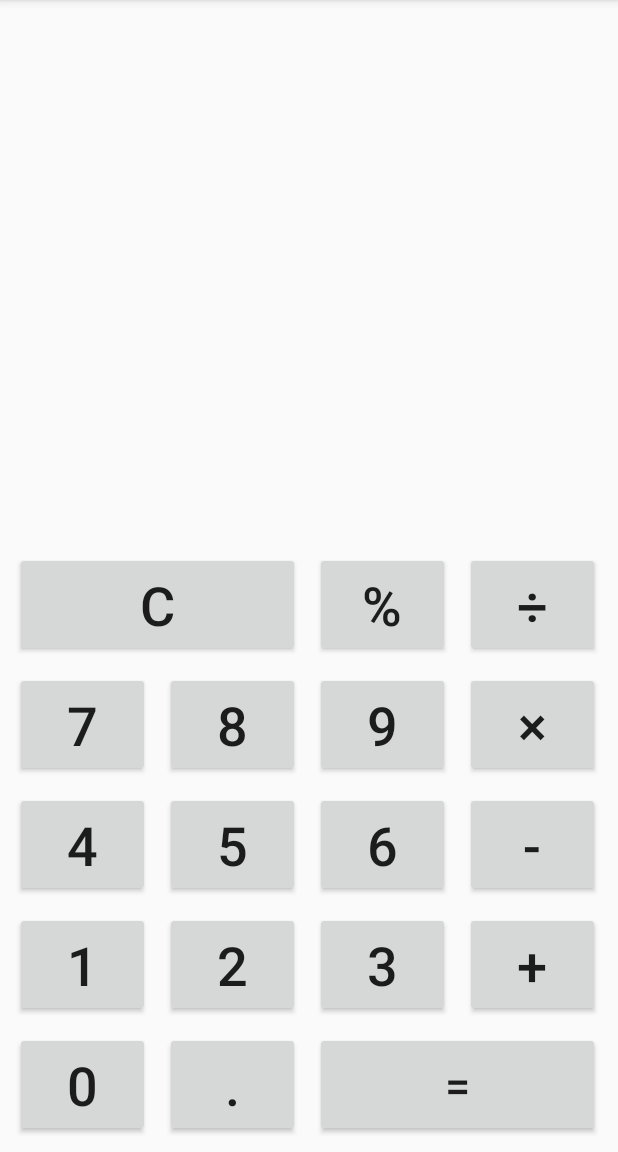
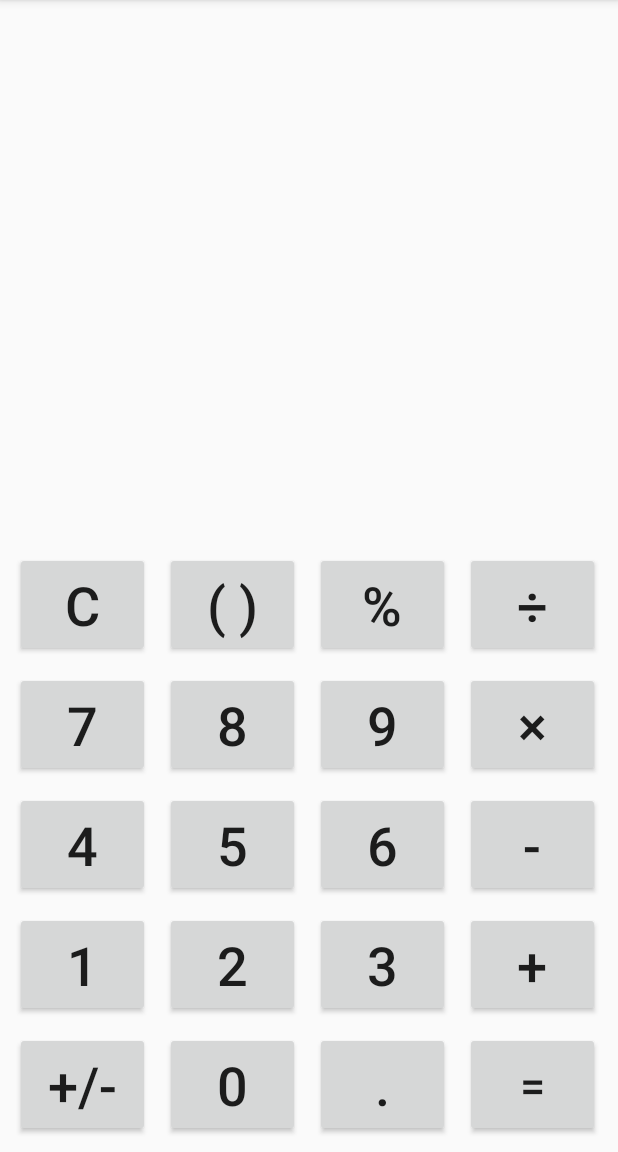
Before and after one commit to Gauthamshine/calculator-app, an Android app: the MainActivity screen opened directly, with no data from a screen before it, on a phone screen of 412 x 824 dp, the part 84-1236 px from its top. Run offline under Robolectric (Android 15) with nearby library versions, the phone set to English and light mode, and no system bars.

Commit message:
Layout changes, adding ( ) button and +/- button.

```diff
--- a/Simple_Calculator/app/src/main/res/layout/activity_main.xml
+++ b/Simple_Calculator/app/src/main/res/layout/activity_main.xml
@@ -21,7 +21,7 @@
 
     <Button
         android:id="@+id/btnC"
-        android:layout_width="190dp"
+        android:layout_width="90dp"
         android:layout_height="70dp"
         android:layout_marginEnd="10dp"
         android:layout_marginRight="10dp"
@@ -29,7 +29,7 @@
         android:text="C"
         android:textSize="36sp"
         app:layout_constraintBottom_toTopOf="@+id/btn7"
-        app:layout_constraintEnd_toStartOf="@+id/btn_percent"
+        app:layout_constraintEnd_toStartOf="@+id/btn_Bracket"
         tools:text="C" />
 
     <Button
@@ -229,7 +229,7 @@
 
     <Button
         android:id="@+id/btn_Equ"
-        android:layout_width="190dp"
+        android:layout_width="90dp"
         android:layout_height="70dp"
         android:layout_marginEnd="12dp"
         android:layout_marginRight="12dp"
@@ -267,4 +267,28 @@
         app:layout_constraintEnd_toEndOf="parent"
         app:layout_constraintStart_toStartOf="parent" />
 
+    <Button
+        android:id="@+id/btn_Sign"
+        android:layout_width="90dp"
+        android:layout_height="70dp"
+        android:layout_marginEnd="10dp"
+        android:layout_marginRight="10dp"
+        android:layout_marginBottom="10dp"
+        android:text="+/-"
+        android:textSize="36sp"
+        app:layout_constraintBottom_toBottomOf="parent"
+        app:layout_constraintEnd_toStartOf="@+id/btn0" />
+
+    <Button
+        android:id="@+id/btn_Bracket"
+        android:layout_width="90dp"
+        android:layout_height="70dp"
+        android:layout_marginEnd="10dp"
+        android:layout_marginRight="10dp"
+        android:layout_marginBottom="10dp"
+        android:text="( )"
+        android:textSize="36sp"
+        app:layout_constraintBottom_toTopOf="@+id/btn8"
+        app:layout_constraintEnd_toStartOf="@+id/btn_percent" />
+
 </androidx.constraintlayout.widget.ConstraintLayout>
```
